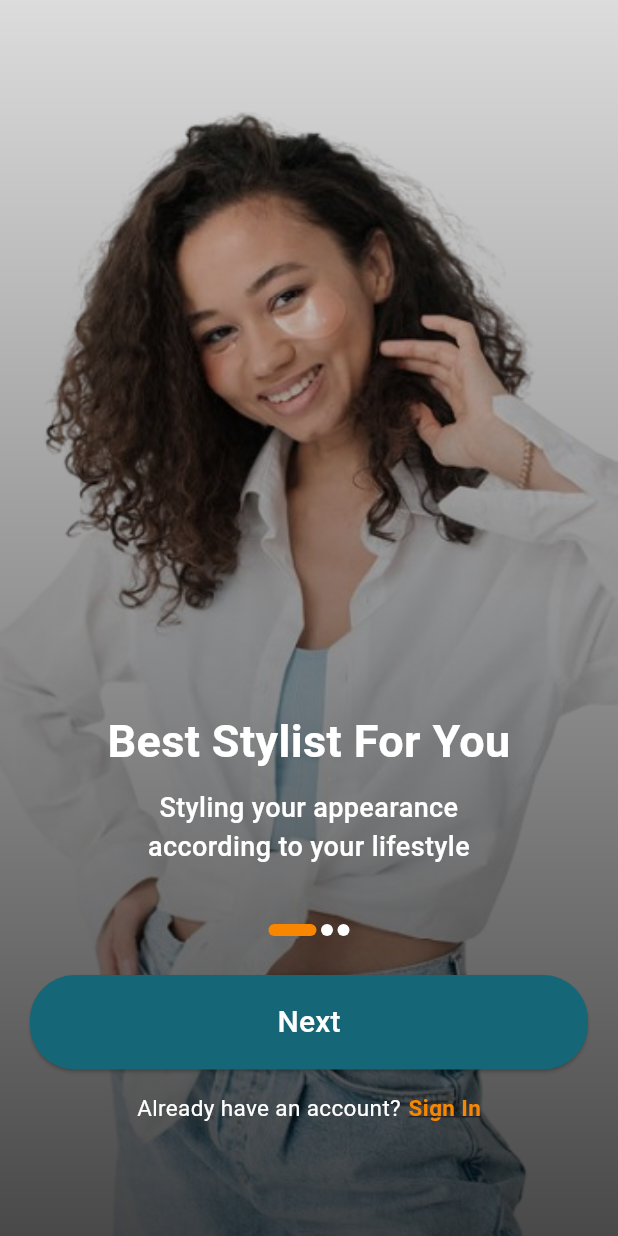
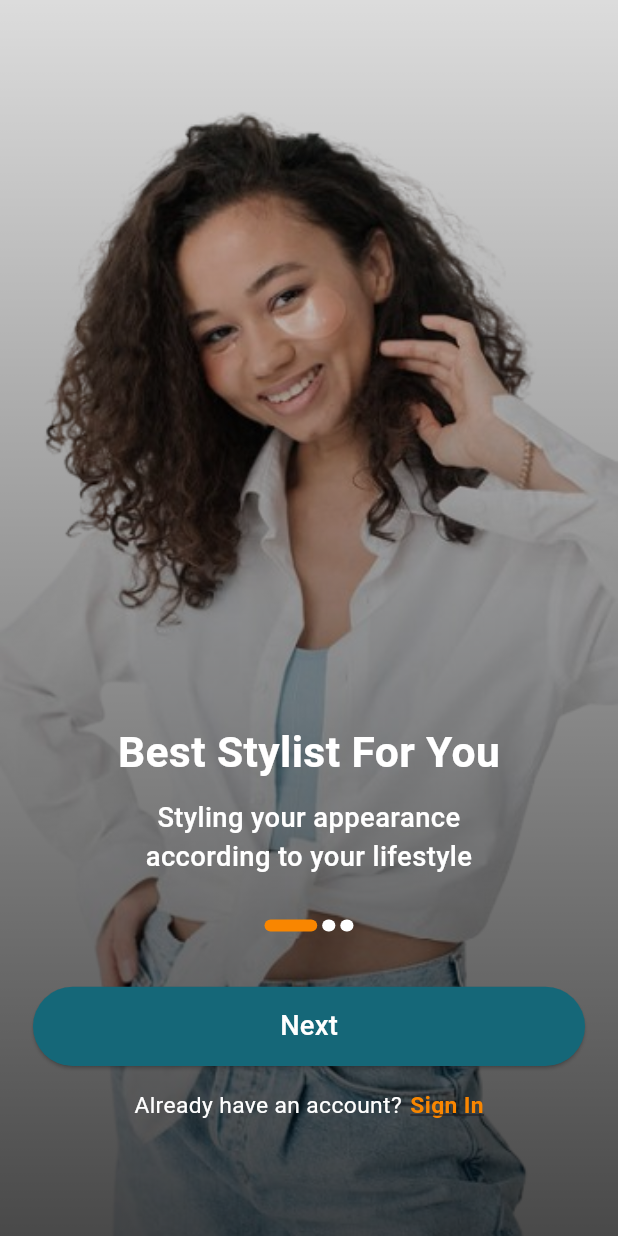
Before and after one commit to zeeshan681/mahi_beauty, a Flutter app: the screen it shows after launch, on a phone screen of 412 x 824 dp. Run offline on Flutter 3.47's test engine with Material 3 defaults, Android fonts, the phone set to English and light mode, and no system bars; drawn by our look-alikes of smooth_page_indicator; our stand-ins replace flutter_screenutil.

```diff
--- a/lib/Core/onboarding_comm.dart
+++ b/lib/Core/onboarding_comm.dart
@@ -1,4 +1,5 @@
 import 'package:flutter/material.dart';
+import 'package:flutter_screenutil/flutter_screenutil.dart';
 import 'package:mahi_beauty/Views/03_Signin_Screen/signin_screen.dart';
 
 class OnboardingComm extends StatelessWidget {
@@ -47,7 +48,7 @@ class OnboardingComm extends StatelessWidget {
         ),
 
         Padding(
-          padding: const EdgeInsets.symmetric(horizontal: 20, vertical: 40),
+          padding: EdgeInsets.symmetric(horizontal: 20.w, vertical: 40.h),
           child: Column(
             mainAxisAlignment: MainAxisAlignment.end,
 
@@ -55,20 +56,20 @@ class OnboardingComm extends StatelessWidget {
               Spacer(flex: 102),
               Text(
                 titel,
-                style: const TextStyle(
-                  fontSize: 30,
+                style: TextStyle(
+                  fontSize: 28.sp,
                   fontWeight: FontWeight.bold,
                   color: Colors.white,
                 ),
                 textAlign: TextAlign.center,
               ),
 
-              const SizedBox(height: 10),
+              SizedBox(height: 10.h),
 
               Text(
                 description,
-                style: const TextStyle(
-                  fontSize: 18,
+                style: TextStyle(
+                  fontSize: 18.sp,
                   fontWeight: FontWeight.w500,
                   color: Colors.white,
                 ),
@@ -78,32 +79,31 @@ class OnboardingComm extends StatelessWidget {
 
               SizedBox(
                 width: double.infinity,
-                height: 63,
+                height: 52.h,
                 child: ElevatedButton(
                   style: ElevatedButton.styleFrom(
                     backgroundColor: const Color(0xff156778),
                     shape: RoundedRectangleBorder(
-                      borderRadius: BorderRadius.circular(30),
+                      borderRadius: BorderRadius.circular(30.r),
                     ),
                   ),
                   onPressed: onNext,
                   child: Text(
                     buttonText,
-                    style: const TextStyle(fontSize: 20, color: Colors.white),
+                    style: TextStyle(fontSize: 18.sp, color: Colors.white),
                   ),
                 ),
               ),
-
-              const SizedBox(height: 15),
+              SizedBox(height: 15.h),
 
               Row(
                 mainAxisAlignment: MainAxisAlignment.center,
                 children: [
                   Text(
                     subtitle,
-                    style: const TextStyle(fontSize: 15, color: Colors.white),
+                    style: TextStyle(fontSize: 15.sp, color: Colors.white),
                   ),
-                  const SizedBox(width: 5),
+                  SizedBox(width: 5.w),
                   InkWell(
                     onTap: () {
                       Navigator.push(
@@ -111,10 +111,10 @@ class OnboardingComm extends StatelessWidget {
                         MaterialPageRoute(builder: (context) => SigninScreen()),
                       );
                     },
-                    child: const Text(
+                    child: Text(
                       "Sign In",
                       style: TextStyle(
-                        fontSize: 15,
+                        fontSize: 15.sp,
                         fontWeight: FontWeight.bold,
                         color: Color(0XFFF98600),
                         decoration: TextDecoration.underline,
@@ -123,7 +123,7 @@ class OnboardingComm extends StatelessWidget {
                   ),
                 ],
               ),
-              SizedBox(height: 35),
+              SizedBox(height: 35.h),
             ],
           ),
         ),
--- a/lib/Views/01_Onboarding_Screens/onboarding_screen.dart
+++ b/lib/Views/01_Onboarding_Screens/onboarding_screen.dart
@@ -1,4 +1,5 @@
 import 'package:flutter/material.dart';
+import 'package:flutter_screenutil/flutter_screenutil.dart';
 import 'package:mahi_beauty/Core/onboarding_comm.dart';
 import 'package:mahi_beauty/Views/02_Started_Screen/started_screen.dart';
 import 'package:smooth_page_indicator/smooth_page_indicator.dart';
@@ -63,7 +64,7 @@ class _OnboardingScreenState extends State<OnboardingScreen> {
           Align(
             alignment: AlignmentGeometry.bottomCenter,
             child: Padding(
-              padding: EdgeInsets.only(bottom: 200),
+              padding: EdgeInsets.only(bottom: 200.h),
               child: SmoothPageIndicator(
                 controller: _controller,
                 count: onboardingData.length,
@@ -71,9 +72,9 @@ class _OnboardingScreenState extends State<OnboardingScreen> {
                   dotColor: Colors.white,
 
                   activeDotColor: Color(0XFFF98600),
-                  dotHeight: 8,
-                  dotWidth: 8,
-                  spacing: 3,
+                  dotHeight: 8.h,
+                  dotWidth: 8.w,
+                  spacing: 3.w,
                   expansionFactor: 4,
                 ),
               ),
--- a/lib/main.dart
+++ b/lib/main.dart
@@ -1,4 +1,5 @@
 import 'package:flutter/material.dart';
+import 'package:flutter_screenutil/flutter_screenutil.dart';
 import 'package:mahi_beauty/Views/00_Splash_Screen/splash_screen.dart';
 
 void main() {
@@ -10,9 +11,15 @@ class MyApp extends StatelessWidget {
 
   @override
   Widget build(BuildContext context) {
-    return MaterialApp(
-      debugShowCheckedModeBanner: false,
-      home: const SplashScreen(),
+    return ScreenUtilInit(
+      designSize: Size(375, 812),
+      minTextAdapt: true,
+      builder: (context, child) {
+        return MaterialApp(
+          debugShowCheckedModeBanner: false,
+          home: SplashScreen(),
+        );
+      },
     );
   }
 }
--- a/pubspec.yaml
+++ b/pubspec.yaml
@@ -35,6 +35,7 @@ dependencies:
   # Use with the CupertinoIcons class for iOS style icons.
   cupertino_icons: ^1.0.8
   smooth_page_indicator: ^1.2.1
+  flutter_screenutil: ^5.9.3
 
 dev_dependencies:
   flutter_test:
```
Also changed, not shown: lib/Core/custom_button2.dart (added, +37 -0 lines), lib/Core/custom_textfield.dart (added, +40 -0 lines), lib/Core/google_button.dart (added, +34 -0 lines), lib/Views/00_Splash_Screen/splash_screen.dart (+6 -1 lines), lib/Views/02_Started_Screen/started_screen.dart (+24 -24 lines), lib/Views/03_Signin_Screen/signin_screen.dart (+64 -18 lines), pubspec.lock.
